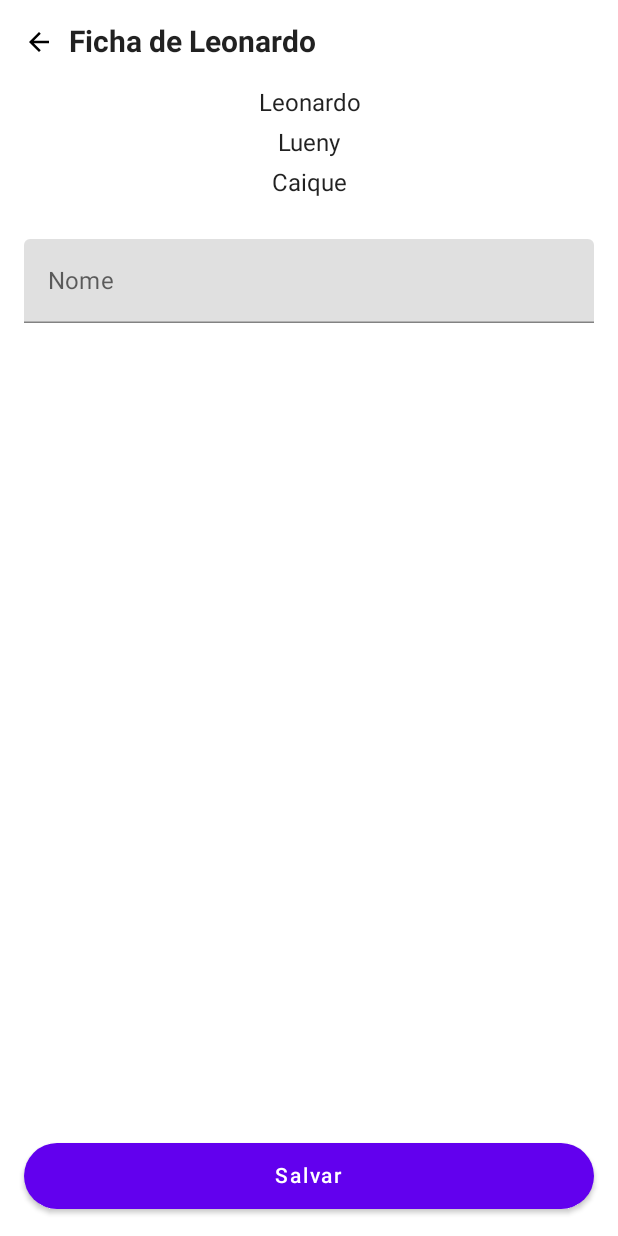
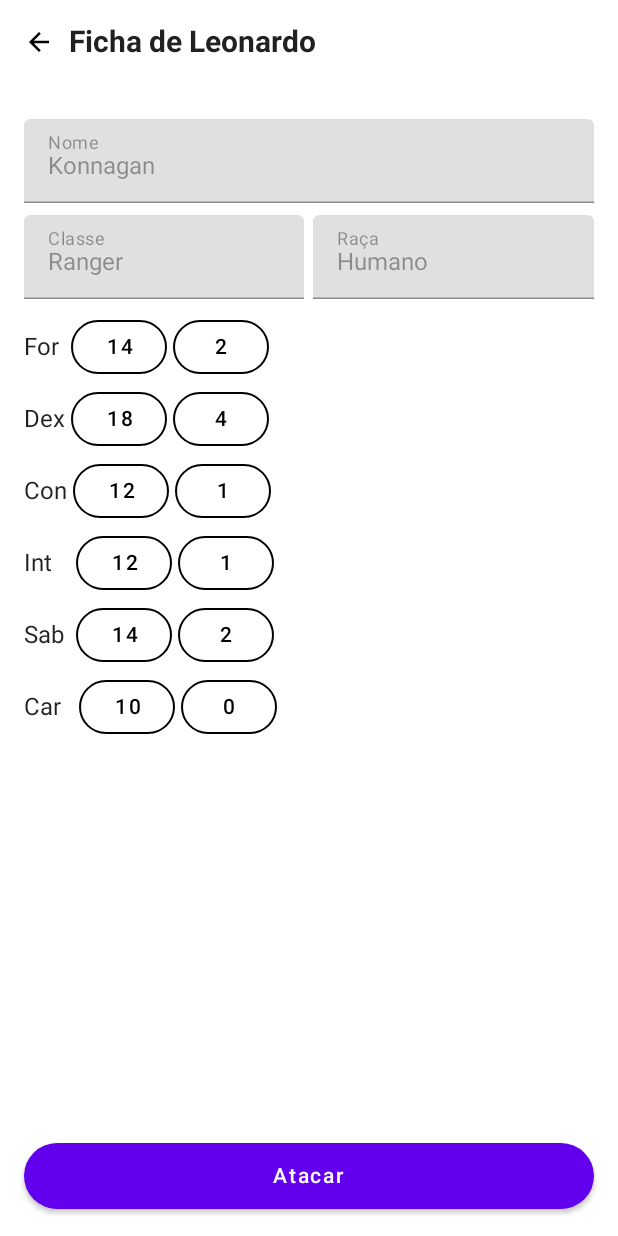
Before and after one commit to leonardorpaixao/hot-battle-rpg, an Android app built with Jetpack Compose: the screen it shows after launch (SheetActivity), on a phone screen of 412 x 824 dp. Run offline under Robolectric (Android 15) with nearby library versions, the phone set to English and light mode, and no system bars.

Commit message:
feat: character sheet

```diff
--- /dev/null
+++ b/app/src/main/java/com/paixao/labs/myapplication/domain/CharacterSheet.kt
@@ -0,0 +1,44 @@
+package com.paixao.labs.myapplication.domain
+
+data class CharacterSheet(
+    val name: String,
+    val jobClass: JobClass,
+    val level: Int,
+    val race: Race,
+    val alignment: String,
+    val attributes: Attributes
+)
+
+data class Attributes(
+    val strength: Int,
+    val dexterity: Int,
+    val constitution: Int,
+    val intelligence: Int,
+    val wisdom: Int,
+    val charisma: Int
+)
+
+enum class JobClass(val value: String) {
+    Barbarian("Bárbaro"),
+    Bard("Bardo"),
+    Cleric("Clérigo"),
+    Druid("Druida"),
+    Fighter("Lutador"),
+    Monk("Monge"),
+    Paladin("Paladino"),
+    Ranger("Ranger"),
+    Rogue("Ladino"),
+    Sorcerer("Feiticeiro"),
+    Wizard("Mago")
+}
+
+enum class Race(val value: String) {
+    DragonBorn("Dracônico"),
+    Dwarf("Anão"),
+    Elf("Elfo"),
+    Gnome("Gnomo"),
+    HalfElf("Meio-Elfo"),
+    Halfling("Halfling"),
+    HalfOrc("Meio Orc"),
+    Human("Humano")
+}
--- a/app/src/main/java/com/paixao/labs/myapplication/ui/sheet/SheetActivity.kt
+++ b/app/src/main/java/com/paixao/labs/myapplication/ui/sheet/SheetActivity.kt
@@ -2,47 +2,36 @@
 
 package com.paixao.labs.myapplication.ui.sheet
 
-import android.content.Context
 import android.os.Bundle
 import android.widget.Toast
 import androidx.activity.ComponentActivity
 import androidx.activity.compose.setContent
+import androidx.compose.foundation.BorderStroke
 import androidx.compose.foundation.Image
 import androidx.compose.foundation.clickable
-import androidx.compose.foundation.layout.Column
-import androidx.compose.foundation.layout.Row
-import androidx.compose.foundation.layout.absolutePadding
-import androidx.compose.foundation.layout.fillMaxSize
-import androidx.compose.foundation.layout.fillMaxWidth
-import androidx.compose.foundation.layout.padding
-import androidx.compose.foundation.lazy.LazyColumn
-import androidx.compose.foundation.lazy.items
+import androidx.compose.foundation.layout.*
 import androidx.compose.foundation.shape.CircleShape
-import androidx.compose.material.Button
-import androidx.compose.material.MaterialTheme
-import androidx.compose.material.Scaffold
-import androidx.compose.material.Surface
-import androidx.compose.material.Text
-import androidx.compose.material.TextField
+import androidx.compose.material.*
 import androidx.compose.runtime.Composable
 import androidx.compose.runtime.collectAsState
-import androidx.compose.runtime.getValue
-import androidx.compose.runtime.mutableStateOf
-import androidx.compose.runtime.remember
-import androidx.compose.runtime.setValue
 import androidx.compose.ui.Alignment
+import androidx.compose.ui.Alignment.Companion.CenterVertically
 import androidx.compose.ui.Modifier
+import androidx.compose.ui.graphics.Color
 import androidx.compose.ui.graphics.vector.ImageVector
 import androidx.compose.ui.res.vectorResource
 import androidx.compose.ui.semantics.Role
 import androidx.compose.ui.text.font.FontWeight
 import androidx.compose.ui.text.style.TextAlign
+import androidx.compose.ui.tooling.preview.Preview
 import androidx.compose.ui.unit.ExperimentalUnitApi
 import androidx.compose.ui.unit.TextUnit
 import androidx.compose.ui.unit.TextUnitType
 import androidx.compose.ui.unit.dp
 import androidx.lifecycle.lifecycleScope
 import com.paixao.labs.myapplication.R
+import com.paixao.labs.myapplication.domain.Attributes
+import com.paixao.labs.myapplication.domain.CharacterSheet
 import com.paixao.labs.myapplication.ui.theme.SheetTheme
 import kotlinx.coroutines.launch
 
@@ -58,48 +47,50 @@ class SheetActivity : ComponentActivity() {
                     color = MaterialTheme.colors.background
                 ) {
 
-                    val names = viewModel.retrieveNames().collectAsState().value
-                    Greeting(
-                        context = this@SheetActivity,
+                    val characterSheet = viewModel.retrieveSheet().collectAsState().value
+                    Sheet(
                         title = getString(R.string.sheet_title, "Leonardo"),
-                        names = names
+                        characterSheet = characterSheet
                     )
                 }
             }
         }
     }
 
+    @Preview
     @Composable
-    fun Greeting(context: Context, title: String, names: List<String>) {
+    fun Preview() {
+        Sheet("Ficha de Leonardo", characterSheet = viewModel.mockedHero())
+    }
 
-        var editTextContent by remember { mutableStateOf("") }
+    @Composable
+    fun Sheet(title: String, characterSheet: CharacterSheet) {
 
         Scaffold(
             modifier = Modifier.fillMaxSize(),
             topBar = {
                 Column {
                     Toolbar(title)
-                    LazyColumn {
-                        items(names) { name ->
-                            Text(
-                                text = name,
-                                textAlign = TextAlign.Center,
-                                modifier = Modifier
-                                    .fillMaxWidth()
-                                    .padding(horizontal = 16.dp, vertical = 4.dp)
-                            )
-                        }
-                    }
+
                     TextField(
                         modifier = Modifier
                             .fillMaxWidth()
                             .absolutePadding(left = 16.dp, right = 16.dp, top = 24.dp),
-                        value = editTextContent,
+                        value = characterSheet.name,
                         label = { Text("Nome") },
-                        onValueChange = { newValue ->
-                            editTextContent = newValue
-                        }
+                        onValueChange = {},
+                        readOnly = true,
+                        enabled = false
+
                     )
+                    TwoTexts(
+                        modifier = Modifier.padding(vertical = 8.dp, horizontal = 16.dp),
+                        label1 = "Classe",
+                        text1 = characterSheet.jobClass.value,
+                        label2 = "Raça",
+                        text2 = characterSheet.race.value
+                    )
+                    Attributes(characterSheet.attributes)
                 }
             },
             bottomBar = {
@@ -110,12 +101,17 @@ class SheetActivity : ComponentActivity() {
 
                     onClick = {
                         lifecycleScope.launch {
-                            viewModel.addName(newName = editTextContent)
+                            Toast.makeText(
+                                applicationContext,
+                                "Flecha nele!!!!",
+                                Toast.LENGTH_SHORT
+                            )
+                                .show()
                         }
                     },
                     content = {
                         Text(
-                            modifier = Modifier.padding(6.dp), text = "Salvar"
+                            modifier = Modifier.padding(6.dp), text = "Atacar"
                         )
                     },
                     shape = CircleShape
@@ -126,11 +122,95 @@ class SheetActivity : ComponentActivity() {
     }
 }
 
-private fun handleAddName(context: Context, editTextContent: String, names: MutableList<String>) {
-    if (names.contains(editTextContent)) {
-        Toast.makeText(context, "Esse nome já existe!", Toast.LENGTH_SHORT).show()
-    } else {
-        names.add(editTextContent)
+@Composable
+fun Attributes(attributes: Attributes) {
+    Column(modifier = Modifier.padding(start = 16.dp)) {
+        AttributeRow("For ", attributes.strength)
+        AttributeRow("Dex", attributes.dexterity)
+        AttributeRow("Con", attributes.constitution)
+        AttributeRow("Int   ", attributes.intelligence)
+        AttributeRow("Sab ", attributes.wisdom)
+        AttributeRow("Car  ", attributes.charisma)
+    }
+}
+
+@Composable
+fun AttributeRow(
+    label: String,
+    content: Int
+) {
+    Row() {
+        Text(
+            modifier = Modifier
+                .align(CenterVertically)
+                .padding(end = 4.dp),
+            text = label
+        )
+        TextButton(
+            onClick = {},
+            shape = CircleShape,
+            border = BorderStroke(1.dp, Color.Black),
+            enabled = false,
+            content = {
+                Text(
+                    text = content.toString(),
+                    textAlign = TextAlign.Center,
+                    color = Color.Black
+                )
+            }
+        )
+        TextButton(
+            onClick = {},
+            modifier = Modifier.padding(start = 4.dp),
+            shape = CircleShape,
+            border = BorderStroke(1.dp, Color.Black),
+            enabled = false,
+            content = {
+                Text(
+                    text = ((content - 10) / 2).toString(),
+                    textAlign = TextAlign.Center,
+                    color = Color.Black
+                )
+            }
+        )
+    }
+}
+
+@Composable
+fun TwoTexts(
+    label1: String,
+    text1: String,
+    label2: String,
+    text2: String,
+    modifier: Modifier = Modifier
+) {
+    Row(modifier = modifier.height(IntrinsicSize.Min)) {
+        TextField(
+            modifier = Modifier
+                .weight(1f)
+                .wrapContentWidth(Alignment.Start),
+            value = text1,
+            label = { Text(label1) },
+            onValueChange = {},
+            readOnly = true,
+            enabled = false
+        )
+        Divider(
+            color = Color.Transparent,
+            modifier = Modifier
+                .fillMaxHeight()
+                .width(6.dp)
+        )
+        TextField(
+            modifier = Modifier
+                .weight(1f)
+                .wrapContentWidth(Alignment.Start),
+            value = text2,
+            label = { Text(label2) },
+            onValueChange = {},
+            readOnly = true,
+            enabled = false
+        )
     }
 }
 
@@ -146,7 +226,7 @@ fun Toolbar(title: String, action: () -> Unit = {}) {
             contentDescription = "back button",
             modifier =
             Modifier
-                .align(Alignment.CenterVertically)
+                .align(CenterVertically)
                 .clickable(role = Role.Button) { action() },
 
         )
--- a/app/src/main/java/com/paixao/labs/myapplication/ui/sheet/SheetViewModel.kt
+++ b/app/src/main/java/com/paixao/labs/myapplication/ui/sheet/SheetViewModel.kt
@@ -1,18 +1,31 @@
 package com.paixao.labs.myapplication.ui.sheet
 
 import androidx.lifecycle.ViewModel
+import com.paixao.labs.myapplication.domain.Attributes
+import com.paixao.labs.myapplication.domain.CharacterSheet
+import com.paixao.labs.myapplication.domain.JobClass
+import com.paixao.labs.myapplication.domain.Race
 import kotlinx.coroutines.flow.MutableStateFlow
 import kotlinx.coroutines.flow.asStateFlow
 
 internal class SheetViewModel : ViewModel() {
-    private val _names: MutableStateFlow<List<String>> =
-        MutableStateFlow(listOf("Leonardo", "Lueny", "Caique"))
+    private val _characterSheet: MutableStateFlow<CharacterSheet> =
+        MutableStateFlow(mockedHero())
 
-    fun retrieveNames() = _names.asStateFlow()
+    fun retrieveSheet() = _characterSheet.asStateFlow()
 
-    suspend fun addName(newName: String) {
-        val updatedList = _names.value.toMutableList()
-        updatedList.add(newName)
-        _names.emit(updatedList)
-    }
+    fun mockedHero() = CharacterSheet(
+        name = "Konnagan",
+        jobClass = JobClass.Ranger,
+        alignment = "Leal e bom", level = 1,
+        race = Race.Human,
+        attributes = Attributes(
+            strength = 14,
+            dexterity = 18,
+            constitution = 12,
+            intelligence = 12,
+            wisdom = 14,
+            charisma = 10
+        )
+    )
 }
--- a/app/src/main/java/com/paixao/labs/myapplication/ui/theme/Shape.kt
+++ b/app/src/main/java/com/paixao/labs/myapplication/ui/theme/Shape.kt
@@ -5,7 +5,7 @@ import androidx.compose.material.Shapes
 import androidx.compose.ui.unit.dp
 
 val Shapes = Shapes(
-        small = RoundedCornerShape(4.dp),
-        medium = RoundedCornerShape(4.dp),
-        large = RoundedCornerShape(0.dp)
+    small = RoundedCornerShape(4.dp),
+    medium = RoundedCornerShape(4.dp),
+    large = RoundedCornerShape(0.dp)
 )
```
Also changed, not shown: app/src/main/java/com/paixao/labs/myapplication/ui/theme/Type.kt (+5 -5 lines), app/src/main/java/com/paixao/labs/myapplication/ui/theme/Color.kt (line endings or trailing spaces), app/src/main/java/com/paixao/labs/myapplication/ui/theme/Theme.kt (indentation only).
